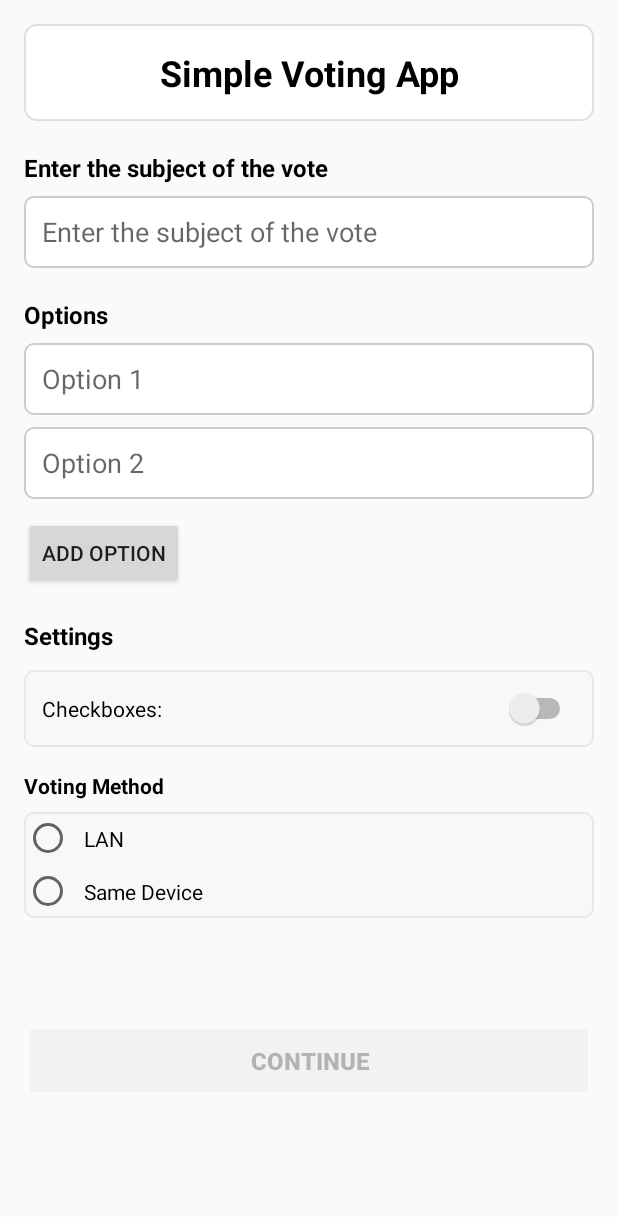
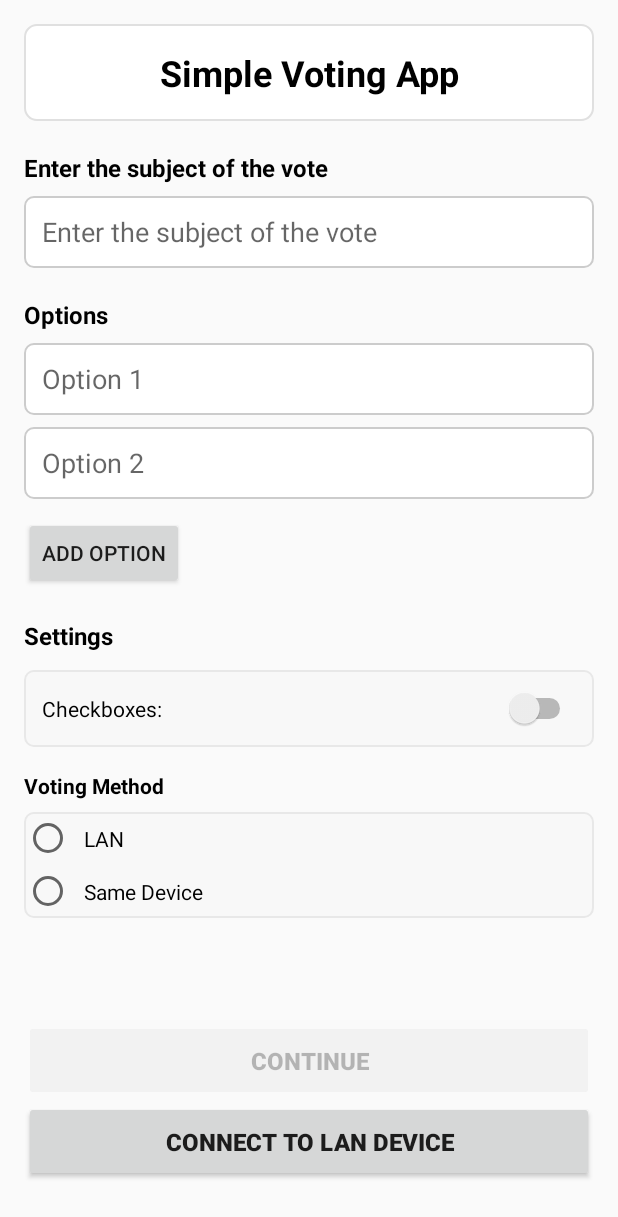
Before and after one commit to theonlytruealex/voting_app, an Android app built with Jetpack Compose: the screen it shows after launch (MainActivity), on a phone screen of 412 x 824 dp. Shown: the top 1217 px of the screen. Run offline under Robolectric (Android 15) with nearby library versions, the phone set to English and light mode, and no system bars.

Commit message:
integrated client and host into frontend

```diff
--- a/app/src/main/AndroidManifest.xml
+++ b/app/src/main/AndroidManifest.xml
@@ -1,5 +1,8 @@
 <manifest xmlns:android="http://schemas.android.com/apk/res/android"
     xmlns:tools="http://schemas.android.com/tools">
+
+    <uses-permission android:name="android.permission.ACCESS_WIFI_STATE" />
+    <uses-permission android:name="android.permission.INTERNET" />
 
     <application
         android:allowBackup="true"
--- a/app/src/main/res/layout/activity_main.xml
+++ b/app/src/main/res/layout/activity_main.xml
@@ -180,6 +180,17 @@
             android:enabled="false"
             android:padding="16dp" />
 
+        <!-- Lan CLient Button -->
+        <Button
+            android:id="@+id/lan_client"
+            android:layout_width="match_parent"
+            android:layout_height="wrap_content"
+            android:text="@string/connect_to_lan_device"
+            android:textSize="16sp"
+            android:textStyle="bold"
+            android:enabled="true"
+            android:padding="16dp" />
+
     </LinearLayout>
 
 </ScrollView>
--- a/app/src/main/res/values/strings.xml
+++ b/app/src/main/res/values/strings.xml
@@ -11,4 +11,5 @@
     <string name="continue_button">Continue</string>
     <string name="voting_method_txt">Voting Method</string>
     <string name="voter_count_txt">Voter count</string>
+    <string name="connect_to_lan_device">Connect to LAN device</string>
 </resources>
```
Also changed, not shown: app/src/main/java/com/tapii/voting_app/MainActivity.kt (+14 -4 lines).
